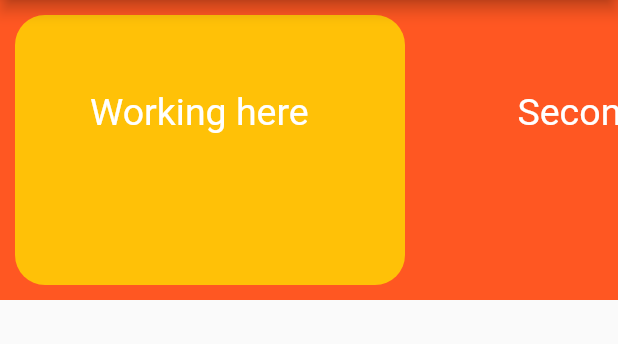
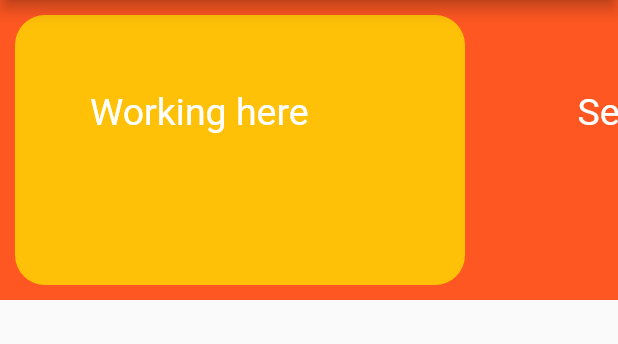
Before and after one commit to Yazdani1/Flutter_Drag_and_Drop, a Flutter app: the screen it shows after launch, on a phone screen of 412 x 824 dp, the part 84-428 px from its top. Run offline on Flutter 3.47's test engine with Material 2 defaults, Android fonts, the phone set to English and light mode, and no system bars.

Commit message:
Second Commit

```diff
--- a/lib/Home.dart
+++ b/lib/Home.dart
@@ -29,7 +29,7 @@ class _HomeState extends State<Home> {
 
               Container(
                 height: 300.0,
-                width: 260.0,
+                width: 300.0,
                 margin: EdgeInsets.all(10.0),
                 decoration: BoxDecoration(
                     color: Colors.amber,
```
